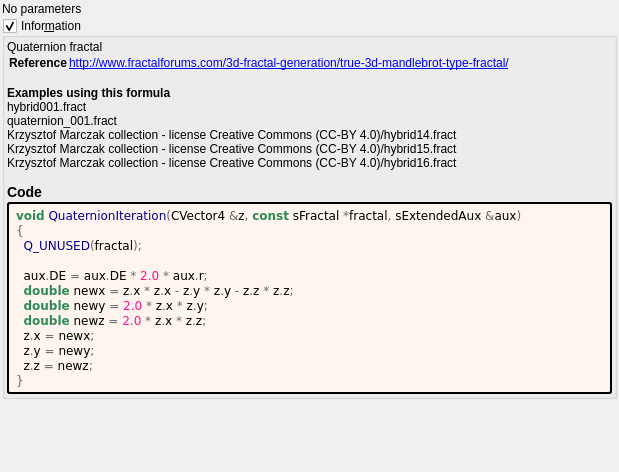
Old version of the form mandelbulber2/formula/ui/quaternion.ui in the repository buddhi1980/mandelbulber2.
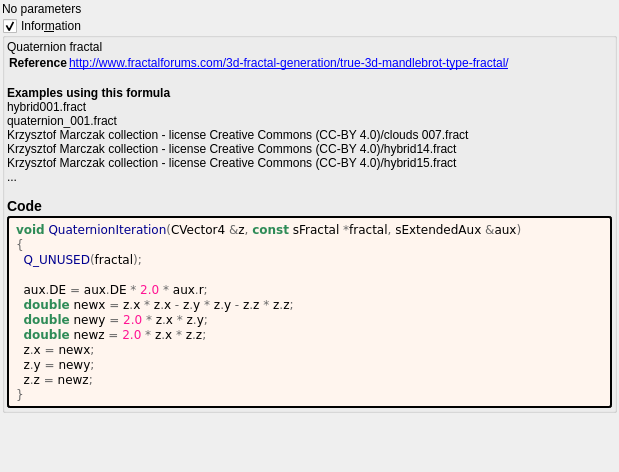
New version of the form. Custom widgets are drawn as their Qt base class.

Commit message: Run populate scripts to refresh OpenCL formulas and UIs

The edit to the form file:
```diff
--- a/mandelbulber2/formula/ui/quaternion.ui
+++ b/mandelbulber2/formula/ui/quaternion.ui
@@ -70,7 +70,7 @@
 &lt;tr&gt;&lt;th&gt;Reference&lt;/th&gt;&lt;td&gt;&lt;a href=&quot;http://www.fractalforums.com/3d-fractal-generation/true-3d-mandlebrot-type-fractal/&quot;&gt;http://www.fractalforums.com/3d-fractal-generation/true-3d-mandlebrot-type-fractal/&lt;br&gt;
 &lt;/td&gt;&lt;/tr&gt;
 &lt;/table&gt;
-&lt;br&gt;&lt;b&gt;Examples using this formula&lt;/b&gt;&lt;br&gt;hybrid001.fract&lt;br&gt;quaternion_001.fract&lt;br&gt;Krzysztof Marczak collection - license Creative Commons (CC-BY 4.0)/hybrid14.fract&lt;br&gt;Krzysztof Marczak collection - license Creative Commons (CC-BY 4.0)/hybrid15.fract&lt;br&gt;Krzysztof Marczak collection - license Creative Commons (CC-BY 4.0)/hybrid16.fract&lt;h3&gt;Code&lt;/h3&gt;</string>
+&lt;br&gt;&lt;b&gt;Examples using this formula&lt;/b&gt;&lt;br&gt;hybrid001.fract&lt;br&gt;quaternion_001.fract&lt;br&gt;Krzysztof Marczak collection - license Creative Commons (CC-BY 4.0)/clouds 007.fract&lt;br&gt;Krzysztof Marczak collection - license Creative Commons (CC-BY 4.0)/hybrid14.fract&lt;br&gt;Krzysztof Marczak collection - license Creative Commons (CC-BY 4.0)/hybrid15.fract&lt;br&gt;...&lt;h3&gt;Code&lt;/h3&gt;</string>
         </property>
         <property name="wordWrap">
          <bool>true</bool>
```
The commit also changes 59 other files.
